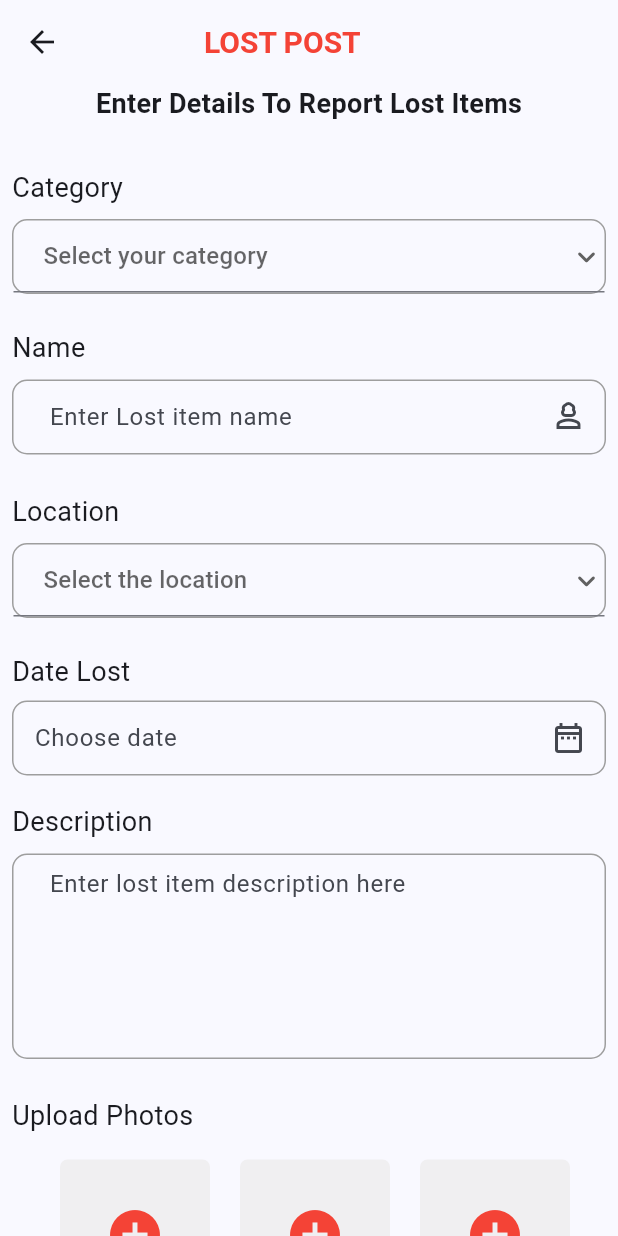
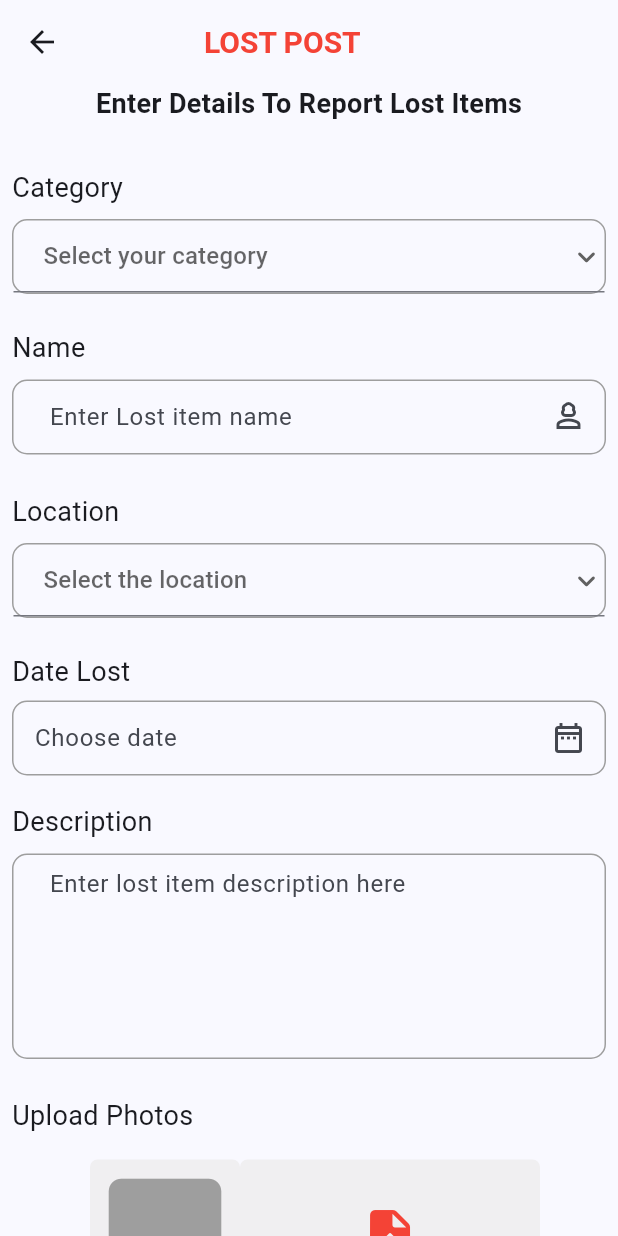
Before and after one commit to Arhin27emma/LostQuest, a Flutter app: the LostPost screen opened by its route, on a phone screen of 412 x 824 dp. Run offline on Flutter 3.47's test engine with Material 3 defaults, Android fonts, the phone set to English and light mode, and no system bars; our stand-ins replace animated_text_kit, awesome_notifications, awesome_snackbar_content, cloud_firestore, firebase_auth, firebase_core and 5 more; missing offline and left inert: searchbar_animation; accounts and stored records are empty.

Commit message:
AddPost updated

```diff
--- a/lib/View/Screens/lostPost.dart
+++ b/lib/View/Screens/lostPost.dart
@@ -314,6 +314,15 @@ class _LostPostState extends State<LostPost> {
                       mainAxisAlignment: MainAxisAlignment.center,
                       crossAxisAlignment: CrossAxisAlignment.center,
                       children: [
+                        Container(
+                          width: 100,
+                          height: 100,
+                          decoration: const BoxDecoration(
+                            color: Color.fromARGB(167, 235, 233, 233),
+                            borderRadius: BorderRadius.all(Radius.circular(5))
+                          ),
+                          child: const Center(child: Icon(Icons.image_rounded, size: 100, color: Colors.grey,)),
+                        ),
                         GestureDetector(
                           onTap: () async {
                             selectedImage = await _databaseService.pickimage();
@@ -324,7 +333,7 @@ class _LostPostState extends State<LostPost> {
                           },
                           child: selectedImage != null ?
                             Container(
-                              width: 100,
+                              width: 200,
                               height: 100,
                               decoration: const BoxDecoration(
                                 color: Color.fromARGB(167, 235, 233, 233),
@@ -334,35 +343,19 @@ class _LostPostState extends State<LostPost> {
                               child: Image.file(File(selectedImage!.path), width: double.infinity, height: double.infinity, fit: BoxFit.cover)
                           )
                           :Container(
-                            width: 100,
+                            width: 200,
                             height: 100,
                             decoration: const BoxDecoration(
                               color: Color.fromARGB(167, 235, 233, 233),
                               borderRadius: BorderRadius.all(Radius.circular(5))
                             ),
-                            child: const Center(child: Icon(Icons.add_circle_outlined, size: 40, color: Colors.red,)),
+                            child: const Center(child: Icon(Icons.upload_file_rounded, size: 40, color: Colors.red,)),
                           )
                         ),
-                        const SizedBox(width: 20,),
-                        Container(
-                          width: 100,
-                          height: 100,
-                          decoration: const BoxDecoration(
-                            color: Color.fromARGB(167, 235, 233, 233),
-                            borderRadius: BorderRadius.all(Radius.circular(5))
-                          ),
-                          child: const Center(child: Icon(Icons.add_circle_outlined, size: 40, color: Colors.red,)),
-                        ),
-                        const SizedBox(width: 20,),
-                        Container(
-                          width: 100,
-                          height: 100,
-                          decoration: const BoxDecoration(
-                            color: Color.fromARGB(167, 235, 233, 233),
-                            borderRadius: BorderRadius.all(Radius.circular(5))
-                          ),
-                          child: const Center(child: Icon(Icons.add_circle_outlined, size: 40, color: Colors.red,)),
-                        ),
+                        //const SizedBox(width: 20,),
+
+                        //const SizedBox(width: 20,),
+
                       ],
                     ),
                   ),
```
Also changed, not shown: lib/View/Screens/editPost.dart (+14 -23 lines), lib/View/Screens/foundPost.dart (+14 -23 lines).
